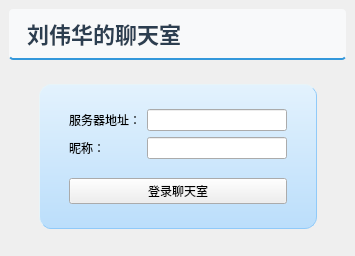
This is ChatClient/mainwindow.ui in lwh-wq/QtCourse as Qt 5 draws it before an edit. The edited form follows.
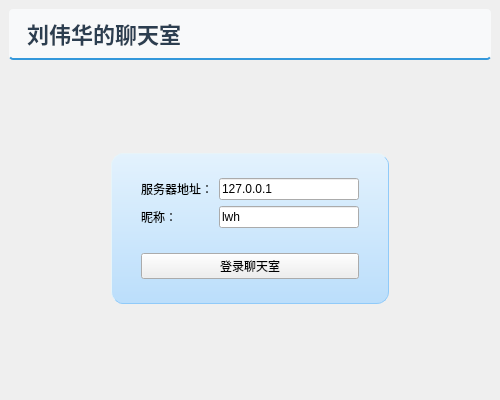
This is the edited form.

```diff
--- a/ChatClient/mainwindow.ui
+++ b/ChatClient/mainwindow.ui
@@ -6,10 +6,16 @@
    <rect>
     <x>0</x>
     <y>0</y>
-    <width>355</width>
-    <height>256</height>
+    <width>500</width>
+    <height>400</height>
    </rect>
   </property>
+  <property name="minimumSize">
+   <size>
+    <width>500</width>
+    <height>400</height>
+   </size>
+  </property>
   <property name="windowTitle">
    <string>聊天室客户端</string>
   </property>
@@ -109,6 +115,12 @@
         </item>
         <item row="1" column="1">
          <widget class="QFrame" name="loginFram">
+          <property name="minimumSize">
+           <size>
+            <width>0</width>
+            <height>0</height>
+           </size>
+          </property>
           <property name="frameShape">
            <enum>QFrame::Shape::StyledPanel</enum>
           </property>
@@ -141,6 +153,9 @@
                    <height>16777215</height>
                   </size>
                  </property>
+                 <property name="text">
+                  <string>127.0.0.1</string>
+                 </property>
                 </widget>
                </item>
               </layout>
@@ -168,6 +183,9 @@
                    <height>16777215</height>
                   </size>
                  </property>
+                 <property name="text">
+                  <string>lwh</string>
+                 </property>
                 </widget>
                </item>
               </layout>
```
